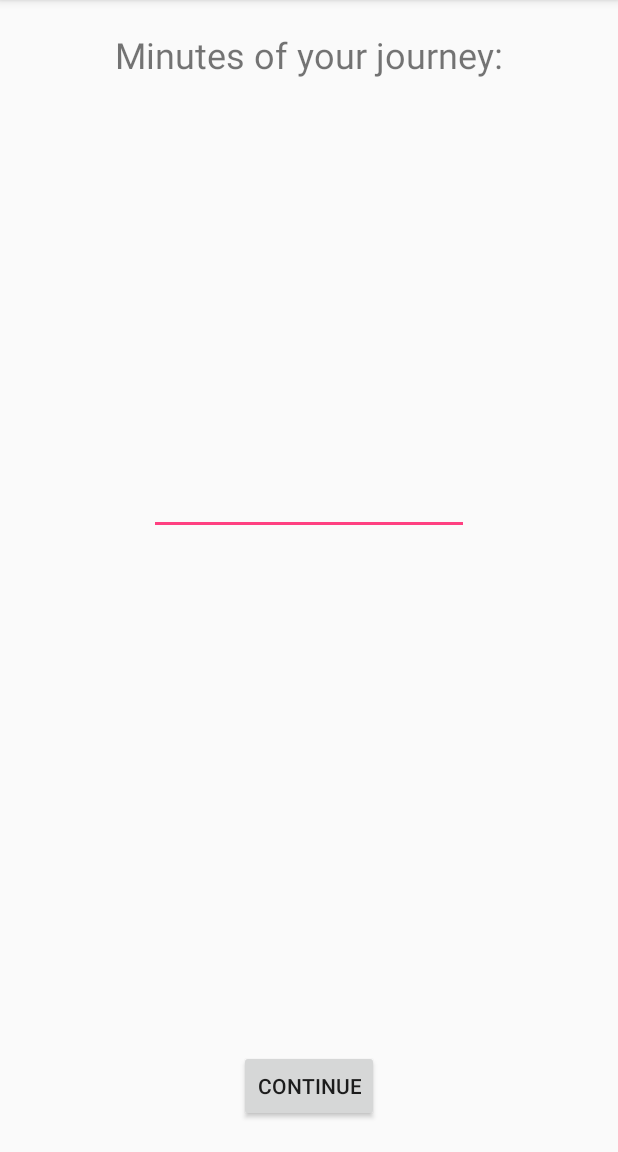
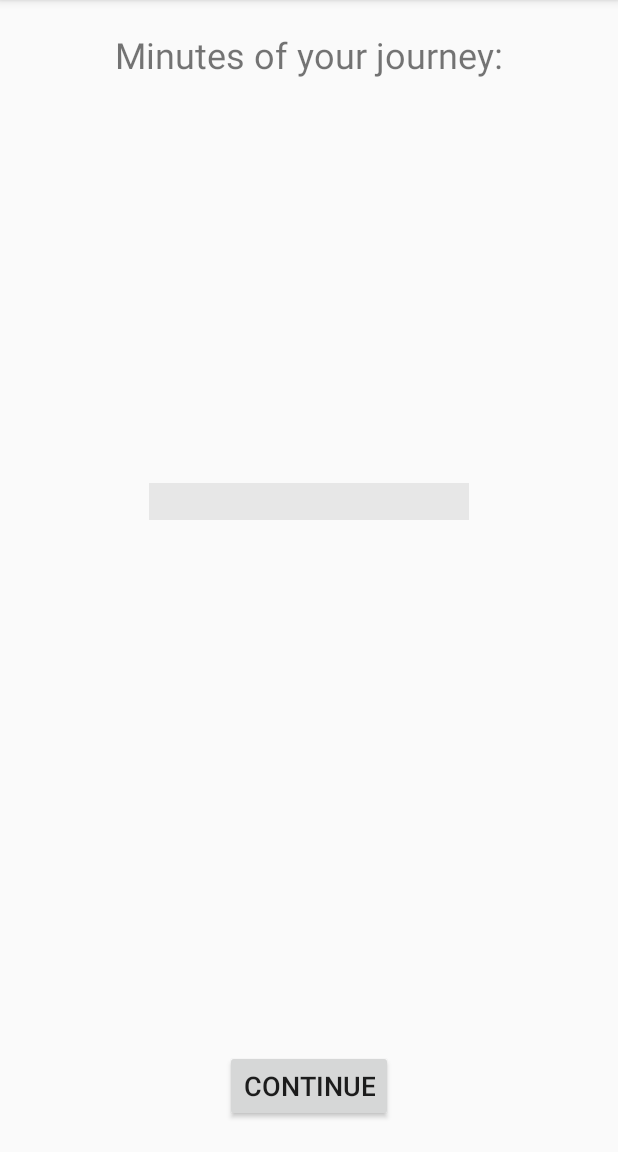
Before and after one commit to teunisvdh/ProjectApp, an Android app: the screen it shows after launch (TimeActivity), on a phone screen of 412 x 824 dp, the part 84-1236 px from its top. Run offline under Robolectric (Android 15) with nearby library versions, the phone set to English and light mode, and no system bars.

Commit message:
Update project: MoodActivity RecommendActivity ChannelRequest

```diff
--- a/app/build.gradle
+++ b/app/build.gradle
@@ -22,6 +22,7 @@ dependencies {
     implementation fileTree(dir: 'libs', include: ['*.jar'])
     implementation 'com.android.support:appcompat-v7:27.1.1'
     implementation 'com.android.support.constraint:constraint-layout:1.1.1'
+    implementation 'com.android.volley:volley:1.0.0'
     testImplementation 'junit:junit:4.12'
     androidTestImplementation 'com.android.support.test:runner:1.0.2'
     androidTestImplementation 'com.android.support.test.espresso:espresso-core:3.0.2'
--- a/app/src/main/AndroidManifest.xml
+++ b/app/src/main/AndroidManifest.xml
@@ -1,6 +1,8 @@
 <?xml version="1.0" encoding="utf-8"?>
 <manifest xmlns:android="http://schemas.android.com/apk/res/android"
     package="com.example.teunis.projectapp">
+
+    <uses-permission android:name="android.permission.INTERNET" />
 
     <application
         android:allowBackup="true"
@@ -16,6 +18,8 @@
                 <category android:name="android.intent.category.LAUNCHER" />
             </intent-filter>
         </activity>
+        <activity android:name=".MoodActivity" />
+        <activity android:name=".RecommendActivity"></activity>
     </application>
 
 </manifest>
--- a/app/src/main/res/layout/activity_time.xml
+++ b/app/src/main/res/layout/activity_time.xml
@@ -18,12 +18,14 @@
         app:layout_constraintTop_toTopOf="parent" />
 
     <EditText
-        android:id="@+id/editText2"
+        android:id="@+id/editTime"
         android:layout_width="wrap_content"
         android:layout_height="wrap_content"
         android:layout_marginBottom="100dp"
+        android:background="#e7e7e7"
         android:ems="10"
         android:inputType="number"
+        android:textSize="18sp"
         app:layout_constraintBottom_toBottomOf="parent"
         app:layout_constraintEnd_toEndOf="parent"
         app:layout_constraintStart_toStartOf="parent"
@@ -34,7 +36,9 @@
         android:layout_width="wrap_content"
         android:layout_height="wrap_content"
         android:layout_marginBottom="20dp"
+        android:onClick="minutesFilled"
         android:text="Continue"
+        android:textSize="18sp"
         app:layout_constraintBottom_toBottomOf="parent"
         app:layout_constraintEnd_toEndOf="parent"
         app:layout_constraintStart_toStartOf="parent" />
--- a/app/src/main/res/values/colors.xml
+++ b/app/src/main/res/values/colors.xml
@@ -2,5 +2,5 @@
 <resources>
     <color name="colorPrimary">#3F51B5</color>
     <color name="colorPrimaryDark">#303F9F</color>
-    <color name="colorAccent">#FF4081</color>
+    <color name="colorAccent">#898989</color>
 </resources>
```
Also changed, not shown: app/src/main/java/com/example/teunis/projectapp/TimeActivity.java (+28 -0 lines).
